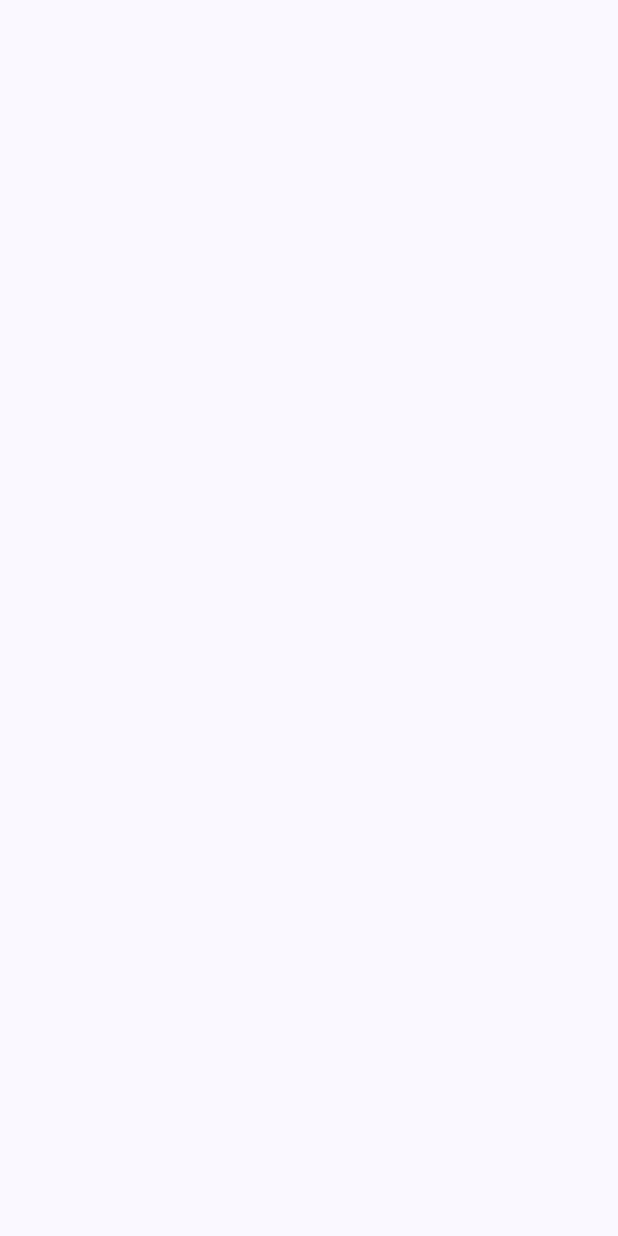
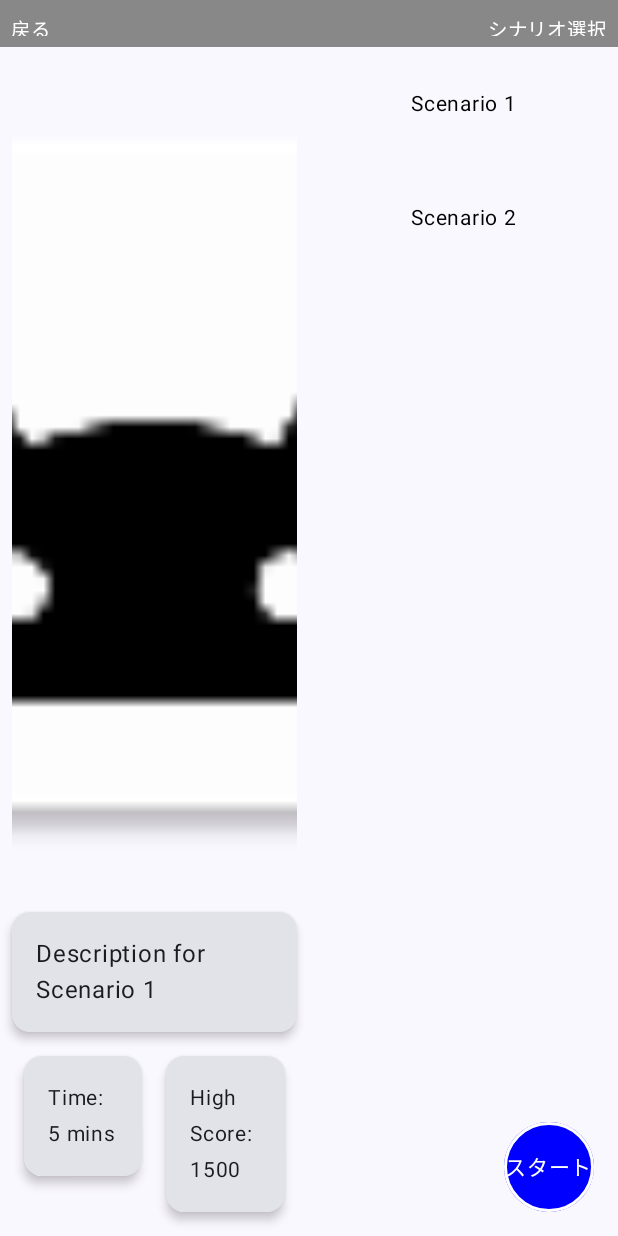
Before and after one commit to haru210/clear-talk-RPG, an Android app built with Jetpack Compose: the ScenarioSelectScreen screen opened through its navigation route, on a phone screen of 412 x 824 dp. Before the commit the screen is empty. Run offline under Robolectric (Android 15) with nearby library versions, the phone set to English and light mode, and no system bars.

Commit message:
画面遷移

```diff
--- a/app/src/main/java/com/example/cleartalkrpg/MainActivity.kt
+++ b/app/src/main/java/com/example/cleartalkrpg/MainActivity.kt
@@ -1,3 +1,4 @@
+// MainActivity.kt
 package com.example.cleartalkrpg
 
 import android.os.Bundle
@@ -12,19 +13,19 @@ import androidx.compose.material3.Text
 import androidx.compose.runtime.Composable
 import androidx.compose.ui.Modifier
 import androidx.compose.ui.tooling.preview.Preview
+import androidx.navigation.compose.NavHost
+import androidx.navigation.compose.composable
 import androidx.navigation.compose.rememberNavController
 import com.example.cleartalkrpg.titlescreen.TitleScreen
 import com.example.cleartalkrpg.ui.theme.ClearTalkRPGTheme
-import androidx.navigation.compose.NavHost
-import androidx.navigation.compose.composable
-
+import com.example.cleartalkrpg.scenarioselectscreen.rememberScenarioSelectState
+import com.example.cleartalkrpg.scenarioselectscreen.ScenarioSelectScreen
 
 class MainActivity : ComponentActivity() {
     override fun onCreate(savedInstanceState: Bundle?) {
         super.onCreate(savedInstanceState)
         setContent {
             ClearTalkRPGTheme {
-                TitleScreen()
                 SceneGenerator()
             }
         }
@@ -41,25 +42,31 @@ enum class ClearTalkRPGScreen {
 @Composable
 fun SceneGenerator() {
     val navController = rememberNavController()
-    Scaffold(
-
-    ) { innerPadding ->
+    Scaffold { innerPadding ->
         NavHost(
             navController = navController,
             startDestination = ClearTalkRPGScreen.Title.name,
             modifier = Modifier.padding(innerPadding)
         ) {
             composable(route = ClearTalkRPGScreen.Title.name) {
-
+                TitleScreen(navController = navController)
             }
             composable(route = ClearTalkRPGScreen.SelectScenario.name) {
-
+                val state = rememberScenarioSelectState()
+                ScenarioSelectScreen(
+                    state = state,
+                    onBackClick = { navController.popBackStack() },
+                    onStartScenarioClick = {
+                        navController.navigate(ClearTalkRPGScreen.Scenario.name)
+                    },
+                    navController = navController
+                )
             }
             composable(route = ClearTalkRPGScreen.Scenario.name) {
-
+                // シナリオ画面の処理をここに記述
             }
             composable(route = ClearTalkRPGScreen.Result.name) {
-
+                // 結果画面の処理をここに記述
             }
         }
     }
--- a/app/src/main/java/com/example/cleartalkrpg/scenarioselectscreen/ScenarioSelectScreen.kt
+++ b/app/src/main/java/com/example/cleartalkrpg/scenarioselectscreen/ScenarioSelectScreen.kt
@@ -11,7 +11,6 @@ import androidx.compose.material3.CardDefaults
 import androidx.compose.material3.Text
 import androidx.compose.material3.Button
 import androidx.compose.material3.ButtonDefaults
-import androidx.compose.foundation.layout.Box
 import androidx.compose.foundation.shape.CircleShape
 import androidx.compose.foundation.border
 import androidx.compose.runtime.Composable
@@ -19,11 +18,11 @@ import androidx.compose.ui.Alignment
 import androidx.compose.ui.Modifier
 import androidx.compose.ui.graphics.Color
 import androidx.compose.ui.layout.ContentScale
-
-
 import androidx.compose.ui.res.painterResource
 import androidx.compose.ui.unit.dp
 import androidx.compose.ui.unit.sp
+import androidx.navigation.NavController
+import androidx.annotation.DrawableRes
 
 @Composable
 fun CustomTopBar(onBackClick: () -> Unit) {
@@ -53,7 +52,12 @@ fun CustomTopBar(onBackClick: () -> Unit) {
 }
 
 @Composable
-fun ScenarioSelectScreen(state: ScenarioSelectState, onBackClick: () -> Unit, onStartScenarioClick: () -> Unit) {
+fun ScenarioSelectScreen(
+    state: ScenarioSelectState,
+    onBackClick: () -> Unit,
+    onStartScenarioClick: () -> Unit, // 追加
+    navController: NavController // 追加
+) {
     Box(modifier = Modifier.fillMaxSize()) {
         Column(
             modifier = Modifier
@@ -145,8 +149,6 @@ fun ScenarioSelectScreen(state: ScenarioSelectState, onBackClick: () -> Unit, on
     }
 }
 
-
-
 @Composable
 fun ScenarioButton(scenario: Scenario, onClick: () -> Unit) {
     Box(
@@ -160,3 +162,10 @@ fun ScenarioButton(scenario: Scenario, onClick: () -> Unit) {
         Text(text = scenario.title, fontSize = 14.sp, color = Color.Black)
     }
 }
+data class Scenario(
+    val title: String,
+    val description: String,
+    @DrawableRes val imageRes: Int,
+    val timeRequired: String,
+    val highScore: Int
+)
--- a/app/src/main/java/com/example/cleartalkrpg/scenarioselectscreen/SenarioSelectActivity.kt
+++ b/app/src/main/java/com/example/cleartalkrpg/scenarioselectscreen/SenarioSelectActivity.kt
@@ -1,4 +1,4 @@
-package com.example.cleartalkrpg.scenarioselectscreen
+/*package com.example.cleartalkrpg.scenarioselectscreen
 
 import android.os.Bundle
 import androidx.activity.ComponentActivity
@@ -35,7 +35,7 @@ class ScenarioSelectActivity : ComponentActivity() {
                         selectedScenario = selectedScenario.value,
                         onScenarioSelected = { scenario -> selectedScenario.value = scenario }
                     ),
-                    onBackClick = { /* Handle back navigation */ },
+                    onBackClick = { finish() },
                     onStartScenarioClick = {
                         // シナリオを開始する処理をここに記述
                         startScenario(selectedScenario.value)
@@ -58,3 +58,4 @@ data class Scenario(
     val timeRequired: String,
     val highScore: Int
 )
+*/
--- a/app/src/main/java/com/example/cleartalkrpg/titlescreen/TitleScreen.kt
+++ b/app/src/main/java/com/example/cleartalkrpg/titlescreen/TitleScreen.kt
@@ -19,15 +19,34 @@ import androidx.compose.ui.res.painterResource
 import androidx.compose.ui.text.font.FontWeight
 import androidx.compose.ui.tooling.preview.Preview
 import androidx.compose.ui.unit.sp
+import androidx.navigation.NavController
 import com.example.cleartalkrpg.R
 import com.example.cleartalkrpg.ui.theme.ClearTalkRPGTheme
 import com.example.cleartalkrpg.ui.theme.HistoryIcon
+import com.example.cleartalkrpg.ClearTalkRPGScreen
 
 @Composable
-fun TitleScreen() {
+fun TitleScreen(navController: NavController) {
     TitleScreenBackgroundImage()
     TitleLogo()
-    TitleScreenMenu()
+    TitleScreenMenu(navController)
+}
+
+@Composable
+fun TitleScreenMenu(navController: NavController) {
+    Box(
+        contentAlignment = Alignment.Center,
+        modifier = Modifier
+            .fillMaxSize()
+            .padding(0.dp, 120.dp, 0.dp, 0.dp)
+    ) {
+        Row(
+            horizontalArrangement = Arrangement.spacedBy(20.dp)
+        ) {
+            TapToStartButton(navController)
+            ViewResultHistoryButton()
+        }
+    }
 }
 
 @Composable
@@ -65,25 +84,11 @@ fun TitleLogo() {
 }
 
 @Composable
-fun TitleScreenMenu() {
-    Box(
-        contentAlignment = Alignment.Center,
-        modifier = Modifier
-            .fillMaxSize()
-            .padding(0.dp, 120.dp, 0.dp, 0.dp)
-    ) {
-        Row(
-            horizontalArrangement = Arrangement.spacedBy(20.dp)
-        ) {
-            TapToStartButton()
-            ViewResultHistoryButton()
-        }
-    }
-}
-
-@Composable
-fun TapToStartButton() {
+fun TapToStartButton(navController: NavController) {
     Surface(
+        onClick = {
+            navController.navigate(ClearTalkRPGScreen.SelectScenario.name) // 選択画面へ移動する
+        },
         color = Color.Gray.copy(alpha = 0.65f)
     ) {
         Text(
@@ -118,11 +123,3 @@ fun ViewResultHistoryButton() {
         }
     }
 }
-
-@Preview(showBackground = true)
-@Composable
-fun TitleScreenPreview() {
-    ClearTalkRPGTheme {
-        TitleScreen()
-    }
-}
```
Also changed, not shown: app/src/main/AndroidManifest.xml (+8 -16 lines).
